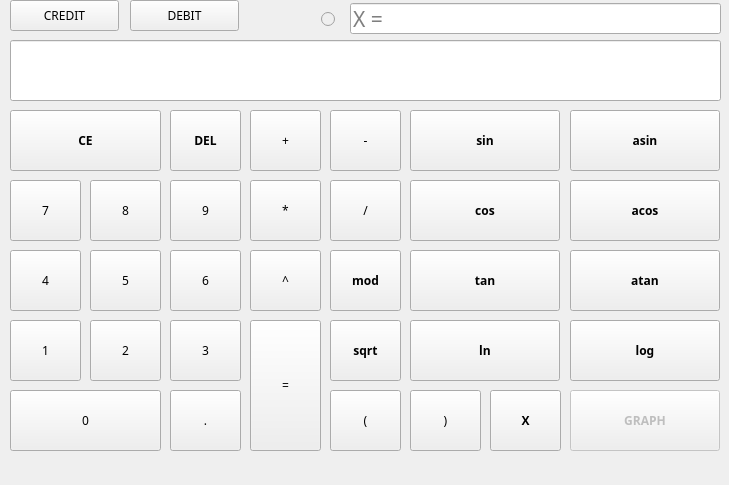
Before: the Qt Designer form src/calcView.ui in antinlay/CPP3_SmartCalc_v2.0-1, drawn with Qt 5.
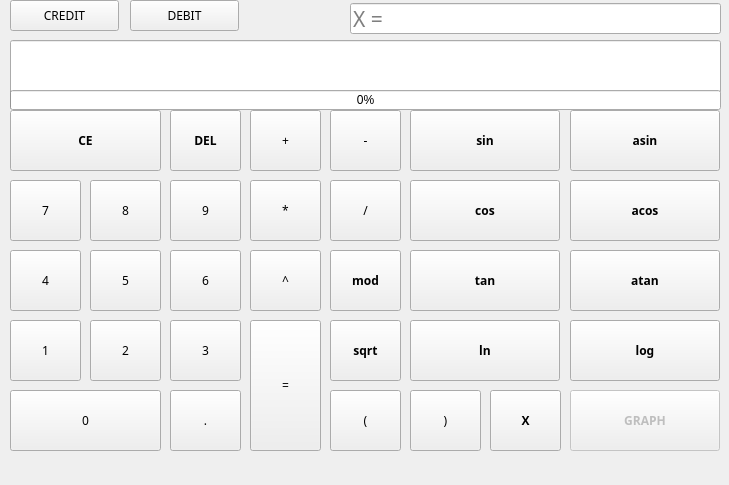
After: the same form once the commit is applied. Icons and pictures are not drawn.

Patch:
```diff
--- a/src/calcView.ui
+++ b/src/calcView.ui
@@ -282,7 +282,7 @@
      <set>Qt::AlignJustify|Qt::AlignVCenter</set>
     </property>
     <property name="readOnly">
-     <bool>true</bool>
+     <bool>false</bool>
     </property>
    </widget>
    <widget class="QPushButton" name="add">
@@ -783,20 +783,17 @@
      <string>X = </string>
     </property>
    </widget>
-   <widget class="QRadioButton" name="enterX">
-    <property name="enabled">
-     <bool>false</bool>
-    </property>
+   <widget class="QProgressBar" name="progressBar">
     <property name="geometry">
      <rect>
-      <x>321</x>
-      <y>9</y>
-      <width>21</width>
+      <x>10</x>
+      <y>90</y>
+      <width>711</width>
       <height>20</height>
      </rect>
     </property>
-    <property name="text">
-     <string/>
+    <property name="value">
+     <number>0</number>
     </property>
    </widget>
   </widget>
```
Left out of the diff: 2 changed lines with no effect on the pictures.
